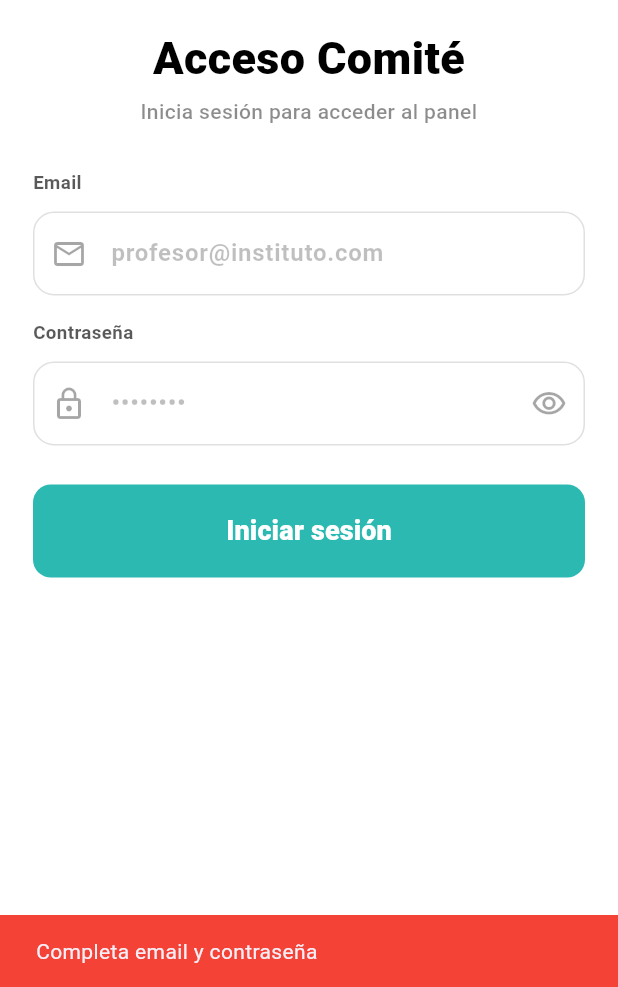
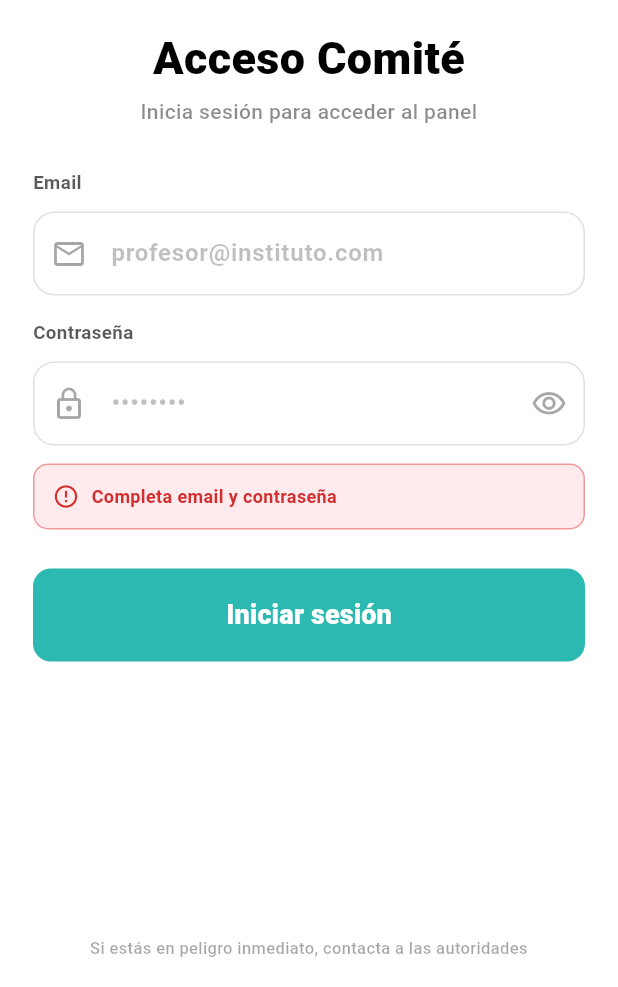
Before and after one commit to AndreaTejon/quiethelp-front, a Flutter app: the SignInPage screen opened directly, after a tap on "Iniciar sesión", on a phone screen of 412 x 824 dp, the part 249-1236 px from its top. Run offline on Flutter 3.47's test engine with Material 3 defaults, Android fonts, the phone set to English and light mode, and no system bars; our stand-ins replace flutter_svg, shared_preferences, supabase_flutter; accounts and stored records are empty; network calls fail.

Commit message:
correccion de errores

```diff
--- a/quiethelp_front/lib/screens/chatHistoryStudent.dart
+++ b/quiethelp_front/lib/screens/chatHistoryStudent.dart
@@ -23,7 +23,7 @@ class _ChatHistoryStudentState extends State<ChatHistoryStudent> {
 
   String get _baseUrl {
     if (kIsWeb) {
-      return 'http://localhost:8080';
+      //return 'http://localhost:8080';
     }
     return 'http://10.0.2.2:8080';
   }
--- a/quiethelp_front/lib/screens/signIn.dart
+++ b/quiethelp_front/lib/screens/signIn.dart
@@ -20,6 +20,7 @@ class _SignInPageState extends State<SignInPage> {
 
   bool _obscure = true;
   bool _isLoading = false;
+  String? _errorMessage;
 
   @override
   void dispose() {
@@ -33,23 +34,26 @@ class _SignInPageState extends State<SignInPage> {
     final password = _passCtrl.text;
 
     if (email.isEmpty || password.isEmpty) {
-      _mostrarError('Completa email y contraseña');
+      setState(() {
+        _errorMessage = 'Completa email y contraseña';
+      });
       return;
     }
 
     if (!email.contains('@')) {
-      _mostrarError('Introduce un email válido');
+      setState(() {
+        _errorMessage = 'Introduce un email válido';
+      });
       return;
     }
 
-    setState(() => _isLoading = true);
+    setState(() {
+      _isLoading = true;
+      _errorMessage = null;
+    });
 
     try {
-      print('📩 Email enviado: "$email"');
-      print('🔐 Password length: ${password.length}');
-
-      final response =
-          await Supabase.instance.client.auth.signInWithPassword(
+      final response = await Supabase.instance.client.auth.signInWithPassword(
         email: email,
         password: password,
       );
@@ -67,47 +71,31 @@ class _SignInPageState extends State<SignInPage> {
         'metadata': user.userMetadata,
       };
 
-      print('✅ Login exitoso');
-      print('ID: ${user.id}');
-      print('Email: ${user.email}');
-
       if (!mounted) return;
 
       Navigator.pushReplacement(
         context,
         MaterialPageRoute(
-          builder: (_) => ProfessorHomePage(
-            profesorData: profesorData,
-          ),
+          builder: (_) => ProfessorHomePage(profesorData: profesorData),
         ),
       );
-    } on AuthException catch (e) {
-      print('❌ AuthException message: ${e.message}');
-      print('❌ AuthException statusCode: ${e.statusCode}');
-
+    } on AuthException {
       if (!mounted) return;
 
-      _mostrarError(e.message);
+      setState(() {
+        _errorMessage = 'Contraseña o email incorrectos';
+      });
     } catch (e) {
-      print('❌ Error inesperado: $e');
-
       if (!mounted) return;
 
-      _mostrarError('Error de conexión. Intenta de nuevo');
+      setState(() {
+        _errorMessage = 'Error de conexión. Intenta de nuevo';
+      });
     } finally {
       if (mounted) {
         setState(() => _isLoading = false);
       }
     }
-  }
-
-  void _mostrarError(String mensaje) {
-    ScaffoldMessenger.of(context).showSnackBar(
-      SnackBar(
-        content: Text(mensaje),
-        backgroundColor: Colors.red,
-      ),
-    );
   }
 
   @override
@@ -122,16 +110,11 @@ class _SignInPageState extends State<SignInPage> {
           onPressed: () {
             Navigator.pushAndRemoveUntil(
               context,
-              MaterialPageRoute(
-                builder: (_) => const HomePage(),
-              ),
+              MaterialPageRoute(builder: (_) => const HomePage()),
               (route) => false,
             );
           },
-          icon: const Icon(
-            Icons.arrow_back_ios_new,
-            size: 18,
-          ),
+          icon: const Icon(Icons.arrow_back_ios_new, size: 18),
         ),
       ),
       body: SafeArea(
@@ -143,13 +126,9 @@ class _SignInPageState extends State<SignInPage> {
 
             return Center(
               child: ConstrainedBox(
-                constraints: const BoxConstraints(
-                  maxWidth: 800,
-                ),
+                constraints: const BoxConstraints(maxWidth: 800),
                 child: Padding(
-                  padding: EdgeInsets.symmetric(
-                    horizontal: horizontalPadding,
-                  ),
+                  padding: EdgeInsets.symmetric(horizontal: horizontalPadding),
                   child: Column(
                     children: [
                       const SizedBox(height: 18),
@@ -215,22 +194,18 @@ class _SignInPageState extends State<SignInPage> {
                           ),
                           filled: true,
                           fillColor: Colors.white,
-                          contentPadding:
-                              const EdgeInsets.symmetric(
+                          contentPadding: const EdgeInsets.symmetric(
                             horizontal: 16,
                             vertical: 16,
                           ),
                           enabledBorder: OutlineInputBorder(
-                            borderRadius:
-                                BorderRadius.circular(14),
+                            borderRadius: BorderRadius.circular(14),
                             borderSide: BorderSide(
-                              color:
-                                  Colors.black.withOpacity(0.12),
+                              color: Colors.black.withOpacity(0.12),
                             ),
                           ),
                           focusedBorder: OutlineInputBorder(
-                            borderRadius:
-                                BorderRadius.circular(14),
+                            borderRadius: BorderRadius.circular(14),
                             borderSide: const BorderSide(
                               color: teal,
                               width: 1.4,
@@ -283,28 +258,23 @@ class _SignInPageState extends State<SignInPage> {
                               _obscure
                                   ? Icons.visibility_outlined
                                   : Icons.visibility_off_outlined,
-                              color:
-                                  Colors.black.withOpacity(0.35),
+                              color: Colors.black.withOpacity(0.35),
                             ),
                           ),
                           filled: true,
                           fillColor: Colors.white,
-                          contentPadding:
-                              const EdgeInsets.symmetric(
+                          contentPadding: const EdgeInsets.symmetric(
                             horizontal: 16,
                             vertical: 16,
                           ),
                           enabledBorder: OutlineInputBorder(
-                            borderRadius:
-                                BorderRadius.circular(14),
+                            borderRadius: BorderRadius.circular(14),
                             borderSide: BorderSide(
-                              color:
-                                  Colors.black.withOpacity(0.12),
+                              color: Colors.black.withOpacity(0.12),
                             ),
                           ),
                           focusedBorder: OutlineInputBorder(
-                            borderRadius:
-                                BorderRadius.circular(14),
+                            borderRadius: BorderRadius.circular(14),
                             borderSide: const BorderSide(
                               color: teal,
                               width: 1.4,
@@ -312,30 +282,58 @@ class _SignInPageState extends State<SignInPage> {
                           ),
                         ),
                       ),
-
+                      if (_errorMessage != null) ...[
+                        const SizedBox(height: 12),
+                        Container(
+                          width: double.infinity,
+                          padding: const EdgeInsets.all(12),
+                          decoration: BoxDecoration(
+                            color: Colors.red.shade50,
+                            borderRadius: BorderRadius.circular(10),
+                            border: Border.all(color: Colors.red.shade200),
+                          ),
+                          child: Row(
+                            children: [
+                              Icon(
+                                Icons.error_outline,
+                                color: Colors.red.shade700,
+                                size: 18,
+                              ),
+                              const SizedBox(width: 8),
+                              Expanded(
+                                child: Text(
+                                  _errorMessage!,
+                                  style: TextStyle(
+                                    color: Colors.red.shade700,
+                                    fontSize: 12,
+                                    fontWeight: FontWeight.w600,
+                                  ),
+                                ),
+                              ),
+                            ],
+                          ),
+                        ),
+                      ],
                       const SizedBox(height: 26),
 
                       SizedBox(
                         width: double.infinity,
                         height: 62,
                         child: ElevatedButton(
-                          onPressed:
-                              _isLoading ? null : _onLogin,
+                          onPressed: _isLoading ? null : _onLogin,
                           style: ElevatedButton.styleFrom(
                             backgroundColor: teal,
                             foregroundColor: Colors.white,
                             elevation: 0,
                             shape: RoundedRectangleBorder(
-                              borderRadius:
-                                  BorderRadius.circular(12),
+                              borderRadius: BorderRadius.circular(12),
                             ),
                           ),
                           child: _isLoading
                               ? const SizedBox(
                                   width: 24,
                                   height: 24,
-                                  child:
-                                      CircularProgressIndicator(
+                                  child: CircularProgressIndicator(
                                     color: Colors.white,
                                     strokeWidth: 2,
                                   ),
@@ -344,8 +342,7 @@ class _SignInPageState extends State<SignInPage> {
                                   'Iniciar sesión',
                                   style: TextStyle(
                                     fontSize: 18,
-                                    fontWeight:
-                                        FontWeight.w800,
+                                    fontWeight: FontWeight.w800,
                                   ),
                                 ),
                         ),
--- a/quiethelp_front/lib/screens/tokenPage.dart
+++ b/quiethelp_front/lib/screens/tokenPage.dart
@@ -31,9 +31,11 @@ class _TokenPageState extends State<TokenPage> {
     final token = _controller.text.trim();
 
     if (token.isEmpty) {
-      _showSnackBar('Introduce un token válido');
-      return;
-    }
+  setState(() {
+    _errorDetails = 'Introduce un token válido';
+  });
+  return;
+}
 
     setState(() {
       _isValidating = true;
@@ -54,9 +56,8 @@ class _TokenPageState extends State<TokenPage> {
       } else {
         setState(() {
           _isValidating = false;
-          _errorDetails = 'El token no es válido o no existe en la base de datos';
+          _errorDetails = 'El token no es válido o ha expirado';
         });
-        _showSnackBar('Token inválido o expirado');
       }
     }).catchError((e) {
       if (!mounted) return;
```
